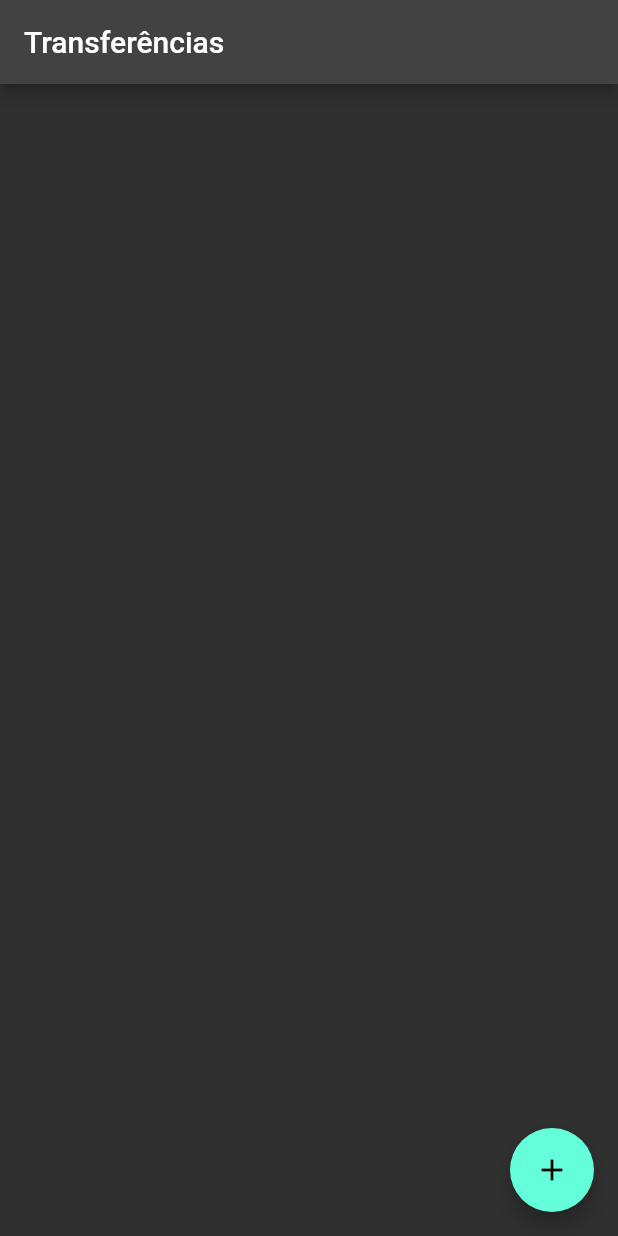
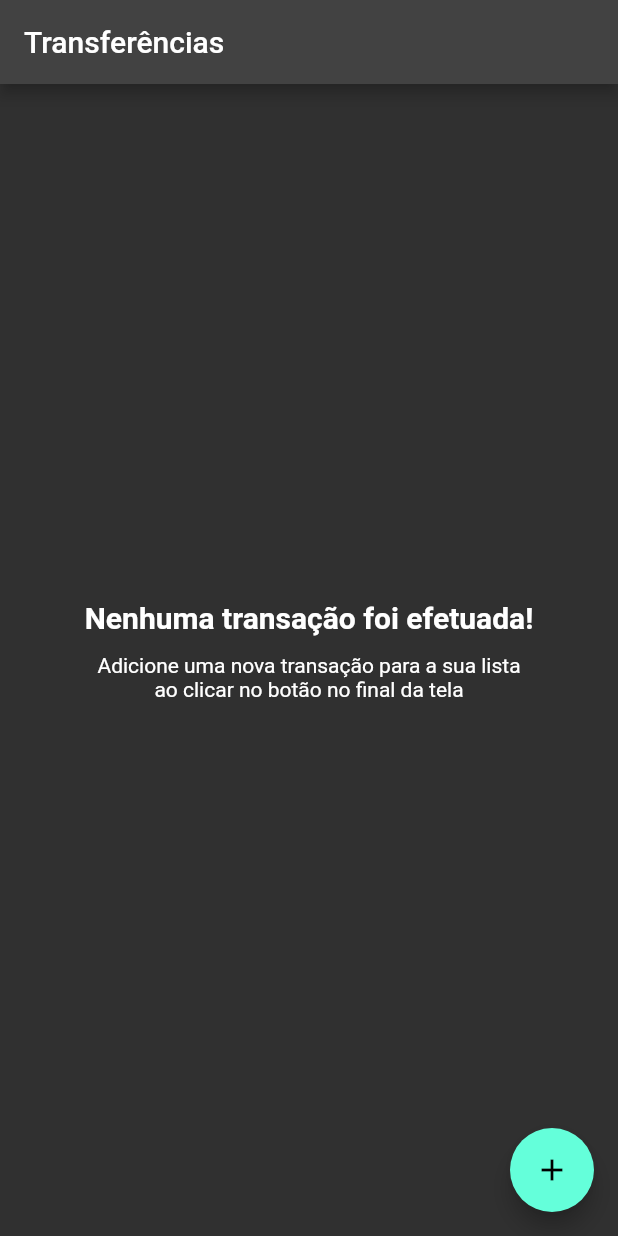
Before and after one commit to RuanFailache/flutter-transfer-list, a Flutter app: the screen it shows after launch, on a phone screen of 412 x 824 dp. Run offline on Flutter 3.47's test engine with Material 2 defaults, Android fonts, the phone set to English and light mode, and no system bars.

```diff
--- a/lib/screens/transfer/list.dart
+++ b/lib/screens/transfer/list.dart
@@ -4,6 +4,9 @@ import 'package:alura_studies/screens/transfer/form.dart';
 import 'package:flutter/material.dart';
 
 const _appBarTitle = 'Transferências';
+const _noTransferTitle = 'Nenhuma transação foi efetuada!';
+const _noTransferSubtitle = 'Adicione uma nova transação para a sua lista\n'
+    'ao clicar no botão no final da tela';
 
 class TransferList extends StatefulWidget {
   TransferList({Key? key}) : super(key: key);
@@ -25,14 +28,16 @@ class _TransferListState extends State<TransferList> {
           onPressed: () => addNewTransferToList(context),
           child: const Icon(Icons.add),
         ),
-      body: ListView.builder(
+        body: widget.transfers.isNotEmpty
+            ? ListView.builder(
                 itemCount: widget.transfers.length,
                 itemBuilder: (BuildContext context, int index) {
-          final transfer = widget.transfers[index];
-          return CardWithMonetizationIcon(transfer: transfer);
+                  return CardWithMonetizationIcon(
+                    transfer: widget.transfers[index],
+                  );
                 },
-      ),
-    );
+              )
+            : const EmptyTransferList());
   }
 
   addNewTransferToList(BuildContext context) async {
@@ -49,3 +54,35 @@ class _TransferListState extends State<TransferList> {
     });
   }
 }
+
+class EmptyTransferList extends StatelessWidget {
+  const EmptyTransferList({Key? key}) : super(key: key);
+
+  @override
+  Widget build(BuildContext context) {
+    return Center(
+      heightFactor: 200,
+      child: Column(
+        mainAxisAlignment: MainAxisAlignment.center,
+        crossAxisAlignment: CrossAxisAlignment.stretch,
+        children: <Widget>[
+          const Text(
+            _noTransferTitle,
+            textAlign: TextAlign.center,
+            style: TextStyle(
+              fontSize: 20,
+              fontWeight: FontWeight.bold,
+            ),
+          ),
+          Container(
+            margin: const EdgeInsets.symmetric(vertical: 12.0),
+            child: const Text(
+              _noTransferSubtitle,
+              textAlign: TextAlign.center,
+            ),
+          )
+        ],
+      ),
+    );
+  }
+}
```
Lines whose indentation alone changed are shown as unchanged.
